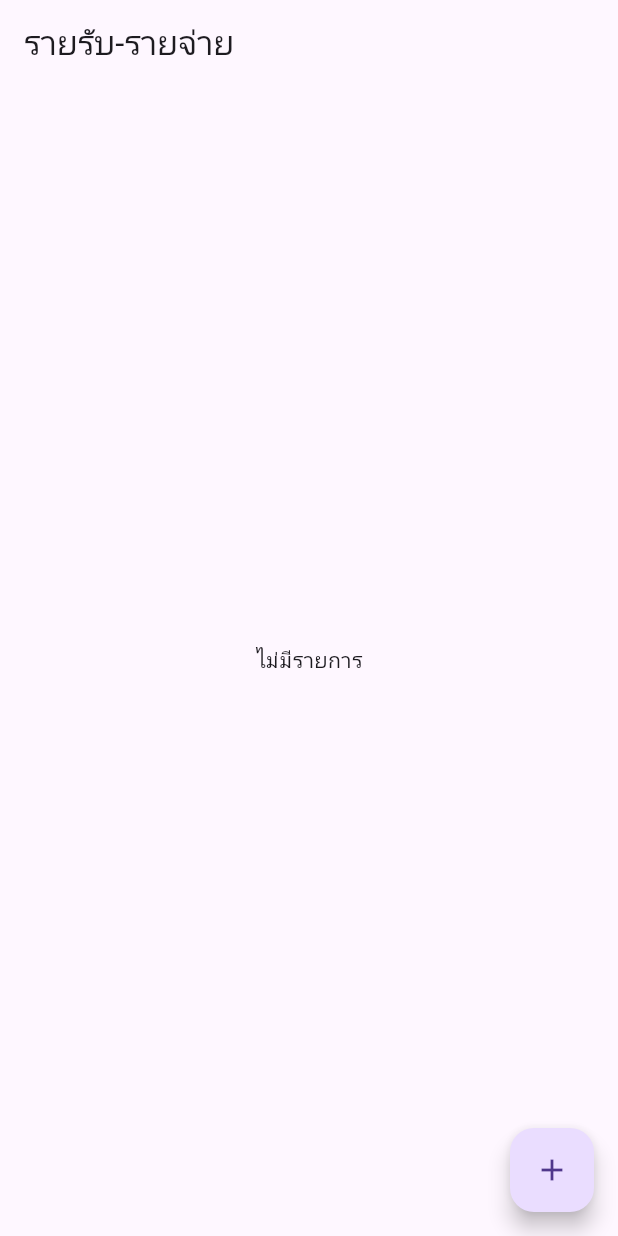
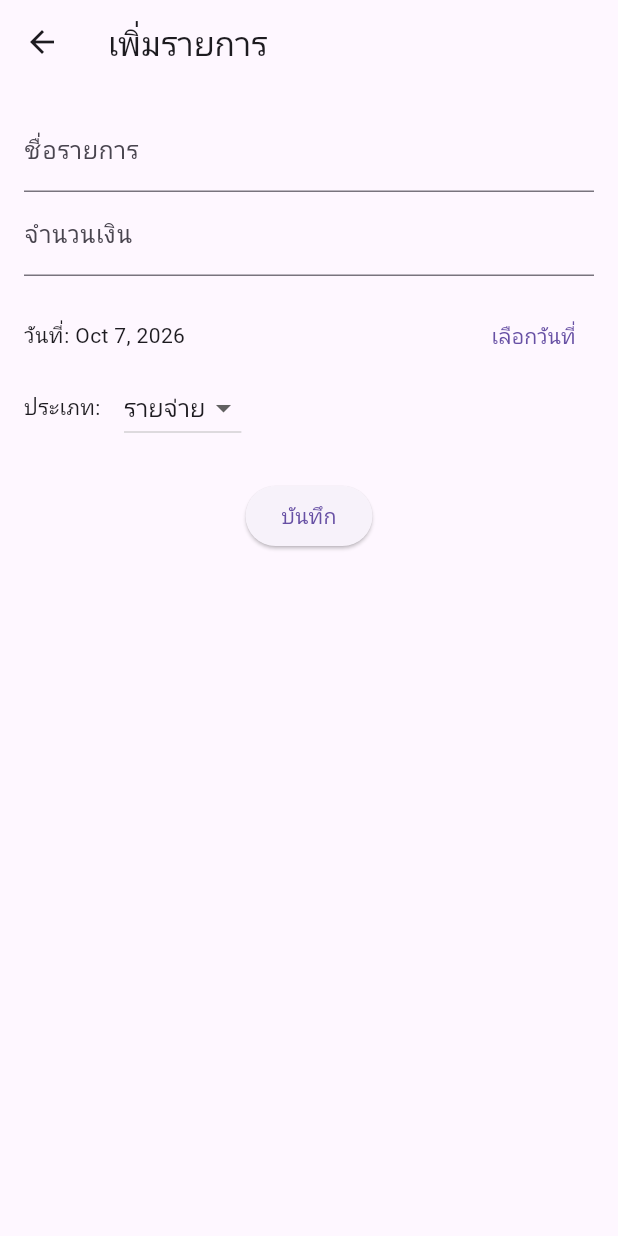
Before and after one commit to Saksit37/Expense_tracker_provider_MAD, a Flutter app: the screen it shows after launch, after a tap on the "add" icon, on a phone screen of 412 x 824 dp. Run offline on Flutter 3.47's test engine with Material 3 defaults, Android fonts, the phone set to English and light mode, and no system bars; our stand-ins replace sqflite; accounts and stored records are empty.

Commit message:
Update Lab13

```diff
--- a/lib/main.dart
+++ b/lib/main.dart
@@ -15,11 +15,12 @@ void main() {
 
 class MyApp extends StatelessWidget {
   const MyApp({super.key});
+
   @override
   Widget build(BuildContext context) {
     return const MaterialApp(
       title: 'Expense Tracker',
-      home: TransactionListScreen(), // เปลี่ยนเป็นหน้าจอหลัก
+      home: TransactionListScreen(),
     );
   }
 }
--- a/lib/models/my_transaction.dart
+++ b/lib/models/my_transaction.dart
@@ -17,11 +17,11 @@ class MyTransaction {
 
   Map<String, dynamic> toMap() {
     return {
-      if (id != null) 'id': id, // ห้ามส่ง id ที่เป็น null เข้าไปใน UPDATE
+      if (id != null) 'id': id,
       'title': title,
       'amount': amount,
       'date': date.toIso8601String(),
-      'type': type.name, // เก็บเป็น 'income' หรือ 'expense'
+      'type': type.name,
     };
   }
 
--- a/lib/providers/transaction_provider.dart
+++ b/lib/providers/transaction_provider.dart
@@ -7,12 +7,15 @@ import '../models/my_transaction.dart';
 class TransactionProvider with ChangeNotifier {
   static const String _dbName = 'expenses.db';
   static const String _tableName = 'transactions';
+
   Database? _database;
   List<MyTransaction> _transactions = [];
+
+  List<MyTransaction> get transactions => [..._transactions];
+
   TransactionProvider() {
-    fetchAndSetTransactions();
+    fetchAndSetTransactions(); // โหลดข้อมูลเมื่อ Provider ถูกสร้าง
   }
-  List<MyTransaction> get transactions => [..._transactions];
 
   // กระบวนการที่ 2: การสร้างฐานข้อมูล
   Future<void> _initDatabase() async {
@@ -20,6 +23,7 @@ class TransactionProvider with ChangeNotifier {
     try {
       final dbPath = await getDatabasesPath();
       final path = join(dbPath, _dbName);
+
       _database = await openDatabase(
         path,
         version: 1,
@@ -36,6 +40,7 @@ class TransactionProvider with ChangeNotifier {
     }
   }
 
+  // กระบวนการที่ 3: การ Insert
   Future<void> addTransaction(
     String title,
     double amount,
@@ -54,9 +59,10 @@ class TransactionProvider with ChangeNotifier {
 
     final id = await _database!.insert(_tableName, newTransaction.toMap());
     print('Inserted transaction with id: $id');
-    // await fetchAndSetTransactions(); // เปิดบรรทัดนี้ในกระบวนการที่ 4
+    await fetchAndSetTransactions();
   }
 
+  // กระบวนการที่ 4: การ Read
   Future<void> fetchAndSetTransactions() async {
     await _initDatabase();
     if (_database == null) return;
@@ -69,9 +75,11 @@ class TransactionProvider with ChangeNotifier {
     notifyListeners(); // แจ้ง UI ให้วาดใหม่
   }
 
+  // กระบวนการที่ 5: การ Update
   Future<void> updateTransaction(int id, MyTransaction newTransaction) async {
     await _initDatabase();
     if (_database == null) return;
+
     await _database!.update(
       _tableName,
       newTransaction
@@ -86,6 +94,7 @@ class TransactionProvider with ChangeNotifier {
   Future<void> deleteTransaction(int id) async {
     await _initDatabase();
     if (_database == null) return;
+
     await _database!.delete(_tableName, where: 'id = ?', whereArgs: [id]);
     await fetchAndSetTransactions();
   }
--- /dev/null
+++ b/lib/screens/add_edit_transaction_screen.dart
@@ -0,0 +1,170 @@
+//(การบ้าน)
+import 'package:flutter/material.dart';
+import 'package:provider/provider.dart';
+import 'package:intl/intl.dart';
+
+import '../providers/transaction_provider.dart';
+import '../models/my_transaction.dart';
+
+class AddEditTransactionScreen extends StatefulWidget {
+  // ถ้าส่ง transaction มา = โหมดแก้ไข, ถ้าไม่ส่ง = โหมดเพิ่ม
+  final MyTransaction? transaction;
+
+  const AddEditTransactionScreen({super.key, this.transaction});
+
+  @override
+  State<AddEditTransactionScreen> createState() =>
+      _AddEditTransactionScreenState();
+}
+
+class _AddEditTransactionScreenState extends State<AddEditTransactionScreen> {
+  final _titleController = TextEditingController();
+  final _amountController = TextEditingController();
+  DateTime _selectedDate = DateTime.now();
+  TransactionType _selectedType = TransactionType.expense;
+
+  @override
+  void initState() {
+    super.initState();
+    // ถ้าเป็นโหมดแก้ไข ใส่ค่าเดิมลงในฟอร์ม
+    final tx = widget.transaction;
+    if (tx != null) {
+      _titleController.text = tx.title;
+      _amountController.text = tx.amount.toString();
+      _selectedDate = tx.date;
+      _selectedType = tx.type;
+    }
+  }
+
+  @override
+  void dispose() {
+    _titleController.dispose();
+    _amountController.dispose();
+    super.dispose();
+  }
+
+  void _pickDate() async {
+    final picked = await showDatePicker(
+      context: context,
+      initialDate: _selectedDate,
+      firstDate: DateTime(2000),
+      lastDate: DateTime(2100),
+    );
+    if (picked != null) {
+      setState(() {
+        _selectedDate = picked;
+      });
+    }
+  }
+
+  void _save() async {
+    final title = _titleController.text.trim();
+    final amount = double.tryParse(_amountController.text);
+
+    // ตรวจสอบข้อมูลเบื้องต้น
+    if (title.isEmpty || amount == null || amount <= 0) {
+      ScaffoldMessenger.of(context).showSnackBar(
+        const SnackBar(
+          content: Text('กรุณากรอกชื่อรายการและจำนวนเงินให้ถูกต้อง'),
+        ),
+      );
+      return;
+    }
+
+    final provider = context.read<TransactionProvider>();
+
+    if (widget.transaction == null) {
+      // โหมดเพิ่ม
+      await provider.addTransaction(
+        title,
+        amount,
+        _selectedDate,
+        _selectedType,
+      );
+    } else {
+      // โหมดแก้ไข
+      final newTx = MyTransaction(
+        title: title,
+        amount: amount,
+        date: _selectedDate,
+        type: _selectedType,
+      );
+      await provider.updateTransaction(widget.transaction!.id!, newTx);
+    }
+
+    if (!mounted) return;
+    Navigator.pop(context);
+  }
+
+  @override
+  Widget build(BuildContext context) {
+    final isEdit = widget.transaction != null;
+
+    return Scaffold(
+      appBar: AppBar(title: Text(isEdit ? 'แก้ไขรายการ' : 'เพิ่มรายการ')),
+      body: Padding(
+        padding: const EdgeInsets.all(16),
+        child: Column(
+          children: [
+            TextField(
+              controller: _titleController,
+              decoration: const InputDecoration(labelText: 'ชื่อรายการ'),
+            ),
+            TextField(
+              controller: _amountController,
+              decoration: const InputDecoration(labelText: 'จำนวนเงิน'),
+              keyboardType: const TextInputType.numberWithOptions(
+                decimal: true,
+              ),
+            ),
+            const SizedBox(height: 16),
+            Row(
+              children: [
+                Expanded(
+                  child: Text(
+                    'วันที่: ${DateFormat.yMMMd().format(_selectedDate)}',
+                  ),
+                ),
+                TextButton(
+                  onPressed: _pickDate,
+                  child: const Text('เลือกวันที่'),
+                ),
+              ],
+            ),
+            Row(
+              children: [
+                const Text('ประเภท: '),
+                const SizedBox(width: 12),
+                DropdownButton<TransactionType>(
+                  value: _selectedType,
+                  items: const [
+                    DropdownMenuItem(
+                      value: TransactionType.income,
+                      child: Text('รายรับ'),
+                    ),
+                    DropdownMenuItem(
+                      value: TransactionType.expense,
+                      child: Text('รายจ่าย'),
+                    ),
+                  ],
+                  onChanged: (value) {
+                    if (value != null) {
+                      setState(() {
+                        _selectedType = value;
+                      });
+                    }
+                  },
+                ),
+              ],
+            ),
+            const SizedBox(height: 24),
+            ElevatedButton(
+              onPressed: _save,
+              child: Text(isEdit ? 'บันทึกการแก้ไข' : 'บันทึก'),
+            ),
+          ],
+        ),
+      ),
+    );
+  }
+}
--- a/lib/screens/transaction_list_screen.dart
+++ b/lib/screens/transaction_list_screen.dart
@@ -1,47 +1,76 @@
 import 'package:flutter/material.dart';
 import 'package:provider/provider.dart';
 import 'package:intl/intl.dart';
+
 import '../providers/transaction_provider.dart';
 import '../models/my_transaction.dart';
+import 'add_edit_transaction_screen.dart';
 
 class TransactionListScreen extends StatelessWidget {
   const TransactionListScreen({super.key});
+
   @override
   Widget build(BuildContext context) {
     return Scaffold(
       appBar: AppBar(title: const Text('รายรับ-รายจ่าย')),
       body: Consumer<TransactionProvider>(
-        builder: (context, txProvider, child) =>
-            txProvider.transactions.isEmpty
+        builder: (context, txProvider, child) => txProvider.transactions.isEmpty
             ? const Center(child: Text('ไม่มีรายการ'))
             : ListView.builder(
                 itemCount: txProvider.transactions.length,
                 itemBuilder: (ctx, i) {
                   final tx = txProvider.transactions[i];
                   return ListTile(
+                    // แตะที่รายการเพื่อเปิดหน้าแก้ไข
+                    onTap: () {
+                      Navigator.push(
+                        context,
+                        MaterialPageRoute(
+                          builder: (_) =>
+                              AddEditTransactionScreen(transaction: tx),
+                        ),
+                      );
+                    },
                     leading: CircleAvatar(
-                          child: Text(tx.type == TransactionType.income ? 'รับ' : 'จ่าย'),
+                      child: Text(
+                        tx.type == TransactionType.income ? 'รับ' : 'จ่าย',
+                      ),
                     ),
                     title: Text(tx.title),
                     subtitle: Text(DateFormat.yMMMd().format(tx.date)),
-                        trailing: Text(
+                    trailing: Row(
+                      mainAxisSize: MainAxisSize.min,
+                      children: [
+                        Text(
                           '${tx.amount.toStringAsFixed(2)} บาท',
                           style: TextStyle(
-                            color: tx.type == TransactionType.income ? Colors.green : Colors.red,
+                            color: tx.type == TransactionType.income
+                                ? Colors.green
+                                : Colors.red,
                           ),
+                        ),
+                        IconButton(
+                          icon: const Icon(Icons.delete, color: Colors.grey),
+                          onPressed: () {
+                            context
+                                .read<TransactionProvider>()
+                                .deleteTransaction(tx.id!);
+                          },
+                        ),
+                      ],
                     ),
                   );
                 },
               ),
       ),
-      // ปุ่มเพิ่มรายการตัวอย่างชั่วคราว จนกว่าจะสร้างหน้าฟอร์มในการบ้าน
+      // ปุ่ม + ไปหน้าฟอร์มเพิ่มรายการ
       floatingActionButton: FloatingActionButton(
-        onPressed: () => context.read<TransactionProvider>().addTransaction(
-              'ค่าอาหาร',
-              120.0,
-              DateTime.now(),
-              TransactionType.expense,
-            ),
+        onPressed: () {
+          Navigator.push(
+            context,
+            MaterialPageRoute(builder: (_) => const AddEditTransactionScreen()),
+          );
+        },
         child: const Icon(Icons.add),
       ),
     );
```
Lines whose indentation alone changed are shown as unchanged.
